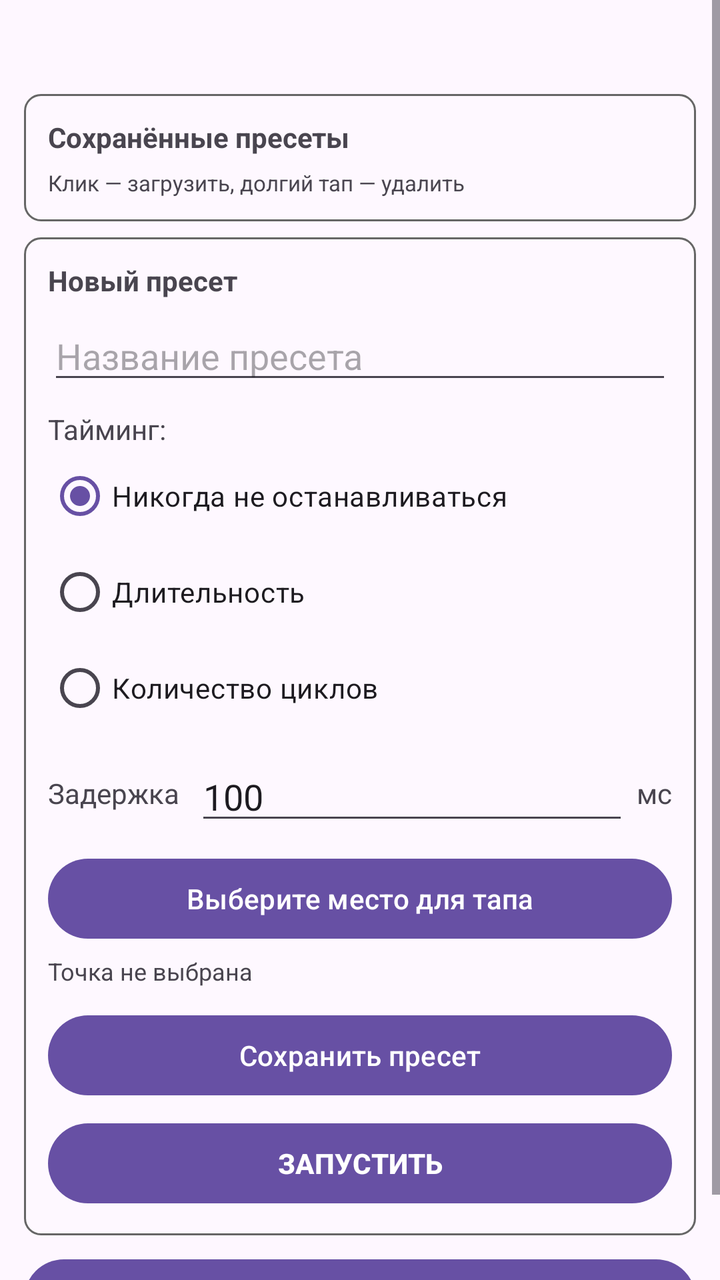
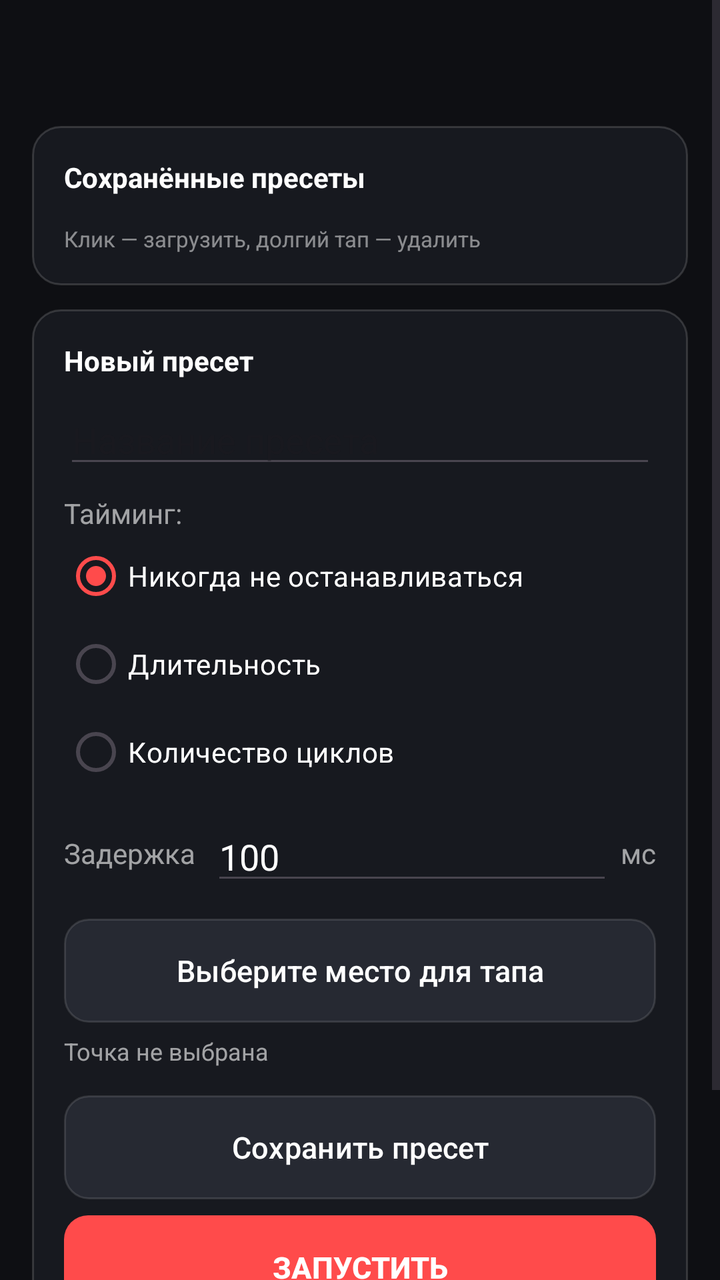

The first picture is an Android layout as it rendered before a commit; the second is the same layout after the commit. The layout source and the unified diff follow.
<!-- AndroidManifest.xml: application theme Theme.AutoClicker -->
<!-- res/layout/activity_settings.xml -->
<?xml version="1.0" encoding="utf-8"?>
<ScrollView xmlns:android="http://schemas.android.com/apk/res/android"
    android:layout_width="match_parent"
    android:layout_height="match_parent">

    <LinearLayout
        android:layout_width="match_parent"
        android:layout_height="wrap_content"
        android:orientation="vertical"
        android:padding="12dp">

        <TextView
            android:id="@+id/tvTitle"
            android:layout_width="match_parent"
            android:layout_height="wrap_content"
            android:textStyle="bold"
            android:textSize="20sp"
            android:paddingBottom="8dp" />

        
        <LinearLayout
            android:layout_width="match_parent"
            android:layout_height="wrap_content"
            android:orientation="vertical"
            android:background="@drawable/groupbox_bg"
            android:padding="12dp"
            android:layout_marginBottom="8dp">

            <TextView
                android:layout_width="wrap_content"
                android:layout_height="wrap_content"
                android:text="Сохранённые пресеты"
                android:textStyle="bold" />

            <HorizontalScrollView
                android:layout_width="match_parent"
                android:layout_height="wrap_content"
                android:paddingTop="6dp">

                <LinearLayout
                    android:id="@+id/llPresets"
                    android:layout_width="wrap_content"
                    android:layout_height="wrap_content"
                    android:orientation="horizontal" />
            </HorizontalScrollView>

            <TextView
                android:layout_width="wrap_content"
                android:layout_height="wrap_content"
                android:textSize="11sp"
                android:text="Клик — загрузить, долгий тап — удалить" />
        </LinearLayout>

        
        <LinearLayout
            android:layout_width="match_parent"
            android:layout_height="wrap_content"
            android:orientation="vertical"
            android:background="@drawable/groupbox_bg"
            android:padding="12dp"
            android:layout_marginBottom="8dp">

            <TextView
                android:layout_width="wrap_content"
                android:layout_height="wrap_content"
                android:text="Новый пресет"
                android:textStyle="bold"
                android:paddingBottom="6dp" />

            <EditText
                android:id="@+id/etName"
                android:layout_width="match_parent"
                android:layout_height="wrap_content"
                android:hint="Название пресета" />

            <TextView
                android:layout_width="wrap_content"
                android:layout_height="wrap_content"
                android:text="Тайминг:"
                android:paddingTop="8dp" />

            <RadioGroup
                android:id="@+id/rgTiming"
                android:layout_width="match_parent"
                android:layout_height="wrap_content">

                <RadioButton
                    android:id="@+id/rbInfinite"
                    android:layout_width="match_parent"
                    android:layout_height="wrap_content"
                    android:checked="true"
                    android:text="Никогда не останавливаться" />

                <RadioButton
                    android:id="@+id/rbDuration"
                    android:layout_width="match_parent"
                    android:layout_height="wrap_content"
                    android:text="Длительность" />

                <RadioButton
                    android:id="@+id/rbCycles"
                    android:layout_width="match_parent"
                    android:layout_height="wrap_content"
                    android:text="Количество циклов" />
            </RadioGroup>

            <LinearLayout
                android:id="@+id/llDuration"
                android:layout_width="match_parent"
                android:layout_height="wrap_content"
                android:orientation="horizontal"
                android:gravity="center_vertical"
                android:visibility="gone">

                <EditText
                    android:id="@+id/etHours"
                    android:layout_width="56dp"
                    android:layout_height="wrap_content"
                    android:inputType="number"
                    android:maxLength="2"
                    android:hint="ЧЧ" />
                <TextView
                    android:layout_width="wrap_content"
                    android:layout_height="wrap_content"
                    android:text=" : " />
                <EditText
                    android:id="@+id/etMinutes"
                    android:layout_width="56dp"
                    android:layout_height="wrap_content"
                    android:inputType="number"
                    android:maxLength="2"
                    android:hint="ММ" />
                <TextView
                    android:layout_width="wrap_content"
                    android:layout_height="wrap_content"
                    android:text=" : " />
                <EditText
                    android:id="@+id/etSeconds"
                    android:layout_width="56dp"
                    android:layout_height="wrap_content"
                    android:inputType="number"
                    android:maxLength="2"
                    android:hint="СС" />
            </LinearLayout>

            <LinearLayout
                android:id="@+id/llCycles"
                android:layout_width="match_parent"
                android:layout_height="wrap_content"
                android:orientation="horizontal"
                android:gravity="center_vertical"
                android:visibility="gone">

                <EditText
                    android:id="@+id/etCycles"
                    android:layout_width="0dp"
                    android:layout_height="wrap_content"
                    android:layout_weight="1"
                    android:inputType="number"
                    android:hint="Количество циклов" />
            </LinearLayout>

            
            <LinearLayout
                android:layout_width="match_parent"
                android:layout_height="wrap_content"
                android:orientation="horizontal"
                android:gravity="center_vertical"
                android:layout_marginTop="8dp">

                <TextView
                    android:layout_width="wrap_content"
                    android:layout_height="wrap_content"
                    android:text="Задержка" />

                <EditText
                    android:id="@+id/etDelay"
                    android:layout_width="0dp"
                    android:layout_height="wrap_content"
                    android:layout_weight="1"
                    android:layout_marginStart="8dp"
                    android:inputType="number"
                    android:text="100" />

                <TextView
                    android:layout_width="wrap_content"
                    android:layout_height="wrap_content"
                    android:text="мс"
                    android:layout_marginStart="4dp" />
            </LinearLayout>

            
            <Button
                android:id="@+id/btnPickPoint"
                android:layout_width="match_parent"
                android:layout_height="wrap_content"
                android:layout_marginTop="8dp"
                android:text="Выберите место для тапа" />

            <TextView
                android:id="@+id/tvPickedPoint"
                android:layout_width="match_parent"
                android:layout_height="wrap_content"
                android:paddingTop="4dp"
                android:textSize="12sp"
                android:text="Точка не выбрана" />

            
            <LinearLayout
                android:id="@+id/llRecord"
                android:layout_width="match_parent"
                android:layout_height="wrap_content"
                android:orientation="vertical"
                android:visibility="gone">

                <Button
                    android:id="@+id/btnRecord"
                    android:layout_width="match_parent"
                    android:layout_height="wrap_content"
                    android:text="Записать макрос" />

                <TextView
                    android:id="@+id/tvRecCount"
                    android:layout_width="match_parent"
                    android:layout_height="wrap_content"
                    android:text="Записано действий: 0"
                    android:paddingTop="4dp" />

                <Button
                    android:id="@+id/btnClearActions"
                    android:layout_width="match_parent"
                    android:layout_height="wrap_content"
                    android:text="Очистить действия" />
            </LinearLayout>

            <Button
                android:id="@+id/btnSave"
                android:layout_width="match_parent"
                android:layout_height="wrap_content"
                android:layout_marginTop="10dp"
                android:text="Сохранить пресет" />

            <Button
                android:id="@+id/btnStart"
                android:layout_width="match_parent"
                android:layout_height="wrap_content"
                android:layout_marginTop="6dp"
                android:text="ЗАПУСТИТЬ"
                android:textStyle="bold" />

            <Button
                android:id="@+id/btnStop"
                android:layout_width="match_parent"
                android:layout_height="wrap_content"
                android:layout_marginTop="6dp"
                android:visibility="gone"
                android:text="ОСТАНОВИТЬ" />
        </LinearLayout>

        
        <Button
            android:id="@+id/btnBack"
            android:layout_width="match_parent"
            android:layout_height="wrap_content"
            android:text="Назад" />
    </LinearLayout>
</ScrollView>
<!-- resources referenced by this layout -->
<resources>
  <!-- drawable groupbox_bg (drawable) -->
  <?xml version="1.0" encoding="utf-8"?>
  <shape xmlns:android="http://schemas.android.com/apk/res/android">
      <solid android:color="#14FFFFFF" />
      <stroke android:width="1dp" android:color="#666666" />
      <corners android:radius="8dp" />
  </shape>
  <style name="Theme.AutoClicker" parent="Base.Theme.AutoClicker" />
  <style name="Base.Theme.AutoClicker" parent="Theme.Material3.DayNight.NoActionBar">
          
          
      </style>
</resources>

<!-- the commit's change to res/layout/activity_settings.xml (unified diff, before → after) -->
@@ -1,5 +1,6 @@
 <?xml version="1.0" encoding="utf-8"?>
 <ScrollView xmlns:android="http://schemas.android.com/apk/res/android"
+    xmlns:app="http://schemas.android.com/apk/res-auto"
     android:layout_width="match_parent"
     android:layout_height="match_parent">
 
@@ -7,7 +8,7 @@
         android:layout_width="match_parent"
         android:layout_height="wrap_content"
         android:orientation="vertical"
-        android:padding="12dp">
+        android:padding="16dp">
 
         <TextView
             android:id="@+id/tvTitle"
@@ -15,7 +16,9 @@
             android:layout_height="wrap_content"
             android:textStyle="bold"
             android:textSize="20sp"
-            android:paddingBottom="8dp" />
+            android:textColor="@color/text_primary"
+            android:paddingTop="8dp"
+            android:paddingBottom="12dp" />
 
         
         <LinearLayout
@@ -23,19 +26,21 @@
             android:layout_height="wrap_content"
             android:orientation="vertical"
             android:background="@drawable/groupbox_bg"
-            android:padding="12dp"
-            android:layout_marginBottom="8dp">
+            android:padding="16dp"
+            android:layout_marginBottom="12dp">
 
             <TextView
                 android:layout_width="wrap_content"
                 android:layout_height="wrap_content"
                 android:text="Сохранённые пресеты"
-                android:textStyle="bold" />
+                android:textStyle="bold"
+                android:textColor="@color/text_primary" />
 
             <HorizontalScrollView
                 android:layout_width="match_parent"
                 android:layout_height="wrap_content"
-                android:paddingTop="6dp">
+                android:paddingTop="8dp"
+                android:scrollbars="none">
 
                 <LinearLayout
                     android:id="@+id/llPresets"
@@ -48,6 +53,8 @@
                 android:layout_width="wrap_content"
                 android:layout_height="wrap_content"
                 android:textSize="11sp"
+                android:textColor="@color/text_hint"
+                android:paddingTop="6dp"
                 android:text="Клик — загрузить, долгий тап — удалить" />
         </LinearLayout>
 
@@ -57,26 +64,29 @@
             android:layout_height="wrap_content"
             android:orientation="vertical"
             android:background="@drawable/groupbox_bg"
-            android:padding="12dp"
-            android:layout_marginBottom="8dp">
+            android:padding="16dp"
+            android:layout_marginBottom="12dp">
 
             <TextView
                 android:layout_width="wrap_content"
                 android:layout_height="wrap_content"
                 android:text="Новый пресет"
                 android:textStyle="bold"
-                android:paddingBottom="6dp" />
+                android:textColor="@color/text_primary"
+                android:paddingBottom="8dp" />
 
             <EditText
                 android:id="@+id/etName"
                 android:layout_width="match_parent"
                 android:layout_height="wrap_content"
-                android:hint="Название пресета" />
+                android:hint="Название пресета"
+                android:textColor="@color/text_primary" />
 
             <TextView
                 android:layout_width="wrap_content"
                 android:layout_height="wrap_content"
                 android:text="Тайминг:"
+                android:textColor="@color/text_secondary"
                 android:paddingTop="8dp" />
 
             <RadioGroup
@@ -88,20 +98,26 @@
                     android:id="@+id/rbInfinite"
                     android:layout_width="match_parent"
                     android:layout_height="wrap_content"
+                    android:minHeight="44dp"
                     android:checked="true"
-                    android:text="Никогда не останавливаться" />
+                    android:text="Никогда не останавливаться"
+                    android:textColor="@color/text_primary" />
 
                 <RadioButton
                     android:id="@+id/rbDuration"
                     android:layout_width="match_parent"
                     android:layout_height="wrap_content"
-                    android:text="Длительность" />
+                    android:minHeight="44dp"
+                    android:text="Длительность"
+                    android:textColor="@color/text_primary" />
 
                 <RadioButton
                     android:id="@+id/rbCycles"
                     android:layout_width="match_parent"
                     android:layout_height="wrap_content"
-                    android:text="Количество циклов" />
+                    android:minHeight="44dp"
+                    android:text="Количество циклов"
+                    android:textColor="@color/text_primary" />
             </RadioGroup>
 
             <LinearLayout
@@ -118,10 +134,12 @@
                     android:layout_height="wrap_content"
                     android:inputType="number"
                     android:maxLength="2"
-                    android:hint="ЧЧ" />
-                <TextView
-                    android:layout_width="wrap_content"
-                    android:layout_height="wrap_content"
+                    android:hint="ЧЧ"
+                    android:textColor="@color/text_primary" />
+                <TextView
+                    android:layout_width="wrap_content"
+                    android:layout_height="wrap_content"
+                    android:textColor="@color/text_secondary"
                     android:text=" : " />
                 <EditText
                     android:id="@+id/etMinutes"
@@ -129,10 +147,12 @@
                     android:layout_height="wrap_content"
                     android:inputType="number"
                     android:maxLength="2"
-                    android:hint="ММ" />
-                <TextView
-                    android:layout_width="wrap_content"
-                    android:layout_height="wrap_content"
+                    android:hint="ММ"
+                    android:textColor="@color/text_primary" />
+                <TextView
+                    android:layout_width="wrap_content"
+                    android:layout_height="wrap_content"
+                    android:textColor="@color/text_secondary"
                     android:text=" : " />
                 <EditText
                     android:id="@+id/etSeconds"
@@ -140,7 +160,8 @@
                     android:layout_height="wrap_content"
                     android:inputType="number"
                     android:maxLength="2"
-                    android:hint="СС" />
+                    android:hint="СС"
+                    android:textColor="@color/text_primary" />
             </LinearLayout>
 
             <LinearLayout
@@ -157,7 +178,8 @@
                     android:layout_height="wrap_content"
                     android:layout_weight="1"
                     android:inputType="number"
-                    android:hint="Количество циклов" />
+                    android:hint="Количество циклов"
+                    android:textColor="@color/text_primary" />
             </LinearLayout>
 
             
@@ -171,6 +193,7 @@
                 <TextView
                     android:layout_width="wrap_content"
                     android:layout_height="wrap_content"
+                    android:textColor="@color/text_secondary"
                     android:text="Задержка" />
 
                 <EditText
@@ -180,11 +203,13 @@
                     android:layout_weight="1"
                     android:layout_marginStart="8dp"
                     android:inputType="number"
+                    android:textColor="@color/text_primary"
                     android:text="100" />
 
                 <TextView
                     android:layout_width="wrap_content"
                     android:layout_height="wrap_content"
+                    android:textColor="@color/text_secondary"
                     android:text="мс"
                     android:layout_marginStart="4dp" />
             </LinearLayout>
@@ -193,16 +218,24 @@
             <Button
                 android:id="@+id/btnPickPoint"
                 android:layout_width="match_parent"
-                android:layout_height="wrap_content"
-                android:layout_marginTop="8dp"
+                android:layout_height="52dp"
+                android:layout_marginTop="12dp"
+                android:minWidth="0dp"
+                android:background="@drawable/btn_secondary"
+                app:backgroundTint="@null"
+                android:stateListAnimator="@null"
+                android:textSize="15sp"
+                android:textColor="@color/text_primary"
+                android:textAllCaps="false"
                 android:text="Выберите место для тапа" />
 
             <TextView
                 android:id="@+id/tvPickedPoint"
                 android:layout_width="match_parent"
                 android:layout_height="wrap_content"
-                android:paddingTop="4dp"
+                android:paddingTop="6dp"
                 android:textSize="12sp"
+                android:textColor="@color/text_secondary"
                 android:text="Точка не выбрана" />
 
             
@@ -216,43 +249,82 @@
                 <Button
                     android:id="@+id/btnRecord"
                     android:layout_width="match_parent"
-                    android:layout_height="wrap_content"
+                    android:layout_height="52dp"
+                    android:layout_marginTop="8dp"
+                    android:minWidth="0dp"
+                    android:background="@drawable/btn_secondary"
+                    app:backgroundTint="@null"
+                    android:stateListAnimator="@null"
+                    android:textSize="15sp"
+                    android:textColor="@color/text_primary"
+                    android:textAllCaps="false"
                     android:text="Записать макрос" />
 
                 <TextView
                     android:id="@+id/tvRecCount"
                     android:layout_width="match_parent"
                     android:layout_height="wrap_content"
+                    android:textColor="@color/text_secondary"
                     android:text="Записано действий: 0"
-                    android:paddingTop="4dp" />
+                    android:paddingTop="6dp" />
 
                 <Button
                     android:id="@+id/btnClearActions"
                     android:layout_width="match_parent"
-                    android:layout_height="wrap_content"
+                    android:layout_height="48dp"
+                    android:layout_marginTop="8dp"
+                    android:minWidth="0dp"
+                    android:background="@drawable/btn_secondary"
+                    app:backgroundTint="@null"
+                    android:stateListAnimator="@null"
+                    android:textSize="15sp"
+                    android:textColor="@color/text_primary"
+                    android:textAllCaps="false"
                     android:text="Очистить действия" />
             </LinearLayout>
 
             <Button
                 android:id="@+id/btnSave"
                 android:layout_width="match_parent"
-                android:layout_height="wrap_content"
-                android:layout_marginTop="10dp"
+                android:layout_height="52dp"
+                android:layout_marginTop="14dp"
+                android:minWidth="0dp"
+                android:background="@drawable/btn_secondary"
+                app:backgroundTint="@null"
+                android:stateListAnimator="@null"
+                android:textSize="15sp"
+                android:textColor="@color/text_primary"
+                android:textAllCaps="false"
                 android:text="Сохранить пресет" />
 
             <Button
                 android:id="@+id/btnStart"
                 android:layout_width="match_parent"
-                android:layout_height="wrap_content"
-                android:layout_marginTop="6dp"
-                android:text="ЗАПУСТИТЬ"
-                android:textStyle="bold" />
+                android:layout_height="52dp"
+                android:layout_marginTop="8dp"
+                android:minWidth="0dp"
+                android:background="@drawable/btn_primary"
+                app:backgroundTint="@null"
+                android:stateListAnimator="@null"
+                android:textSize="15sp"
+                android:textStyle="bold"
+                android:textColor="@color/text_primary"
+                android:textAllCaps="false"
+                android:text="ЗАПУСТИТЬ" />
 
             <Button
                 android:id="@+id/btnStop"
                 android:layout_width="match_parent"
-                android:layout_height="wrap_content"
-                android:layout_marginTop="6dp"
+                android:layout_height="52dp"
+                android:layout_marginTop="8dp"
+                android:minWidth="0dp"
+                android:background="@drawable/btn_primary"
+                app:backgroundTint="@null"
+                android:stateListAnimator="@null"
+                android:textSize="15sp"
+                android:textStyle="bold"
+                android:textColor="@color/text_primary"
+                android:textAllCaps="false"
                 android:visibility="gone"
                 android:text="ОСТАНОВИТЬ" />
         </LinearLayout>
@@ -261,7 +333,14 @@
         <Button
             android:id="@+id/btnBack"
             android:layout_width="match_parent"
-            android:layout_height="wrap_content"
+            android:layout_height="48dp"
+            android:minWidth="0dp"
+            android:background="@android:color/transparent"
+            app:backgroundTint="@null"
+            android:stateListAnimator="@null"
+            android:textSize="15sp"
+            android:textColor="@color/text_secondary"
+            android:textAllCaps="false"
             android:text="Назад" />
     </LinearLayout>
 </ScrollView>
<!-- resource entries referenced after the edit -->
@@ -1,16 +1,53 @@
 <!-- resources referenced by this layout -->
 <resources>
+  <color name="text_hint">#80FFFFFF</color>
+  <color name="text_primary">#FFFFFFFF</color>
+  <color name="text_secondary">#99FFFFFF</color>
+  <!-- drawable btn_primary (drawable) -->
+  <?xml version="1.0" encoding="utf-8"?>
+  <ripple xmlns:android="http://schemas.android.com/apk/res/android"
+      android:color="#33FFFFFF">
+      <item>
+          <shape>
+              <solid android:color="@color/accent_red" />
+              <corners android:radius="12dp" />
+          </shape>
+      </item>
+  </ripple>
+  <!-- drawable btn_secondary (drawable) -->
+  <?xml version="1.0" encoding="utf-8"?>
+  <ripple xmlns:android="http://schemas.android.com/apk/res/android"
+      android:color="#33FFFFFF">
+      <item>
+          <shape>
+              <solid android:color="@color/btn_secondary_bg" />
+              <stroke android:width="1dp" android:color="@color/panel_stroke" />
+              <corners android:radius="12dp" />
+          </shape>
+      </item>
+  </ripple>
   <!-- drawable groupbox_bg (drawable) -->
   <?xml version="1.0" encoding="utf-8"?>
   <shape xmlns:android="http://schemas.android.com/apk/res/android">
-      <solid android:color="#14FFFFFF" />
-      <stroke android:width="1dp" android:color="#666666" />
-      <corners android:radius="8dp" />
+      <solid android:color="@color/card_bg" />
+      <stroke android:width="1dp" android:color="@color/card_stroke" />
+      <corners android:radius="14dp" />
   </shape>
   <style name="Theme.AutoClicker" parent="Base.Theme.AutoClicker" />
+  <color name="accent_red">#FFFF4B4B</color>
+  <color name="btn_secondary_bg">#FF262932</color>
+  <color name="panel_stroke">#1FFFFFFF</color>
+  <color name="card_bg">#FF17191F</color>
+  <color name="card_stroke">#26FFFFFF</color>
   <style name="Base.Theme.AutoClicker" parent="Theme.Material3.DayNight.NoActionBar">
-          
-          
+          <item name="colorPrimary">@color/accent_red</item>
+          <item name="colorOnPrimary">@color/white</item>
+          <item name="android:windowBackground">@color/screen_bg</item>
+          <item name="android:statusBarColor">@color/screen_bg</item>
+          <item name="android:navigationBarColor">@color/screen_bg</item>
+          <item name="android:windowLightStatusBar">false</item>
       </style>
+  <color name="white">#FFFFFFFF</color>
+  <color name="screen_bg">#FF0E0F13</color>
 </resources>
 
